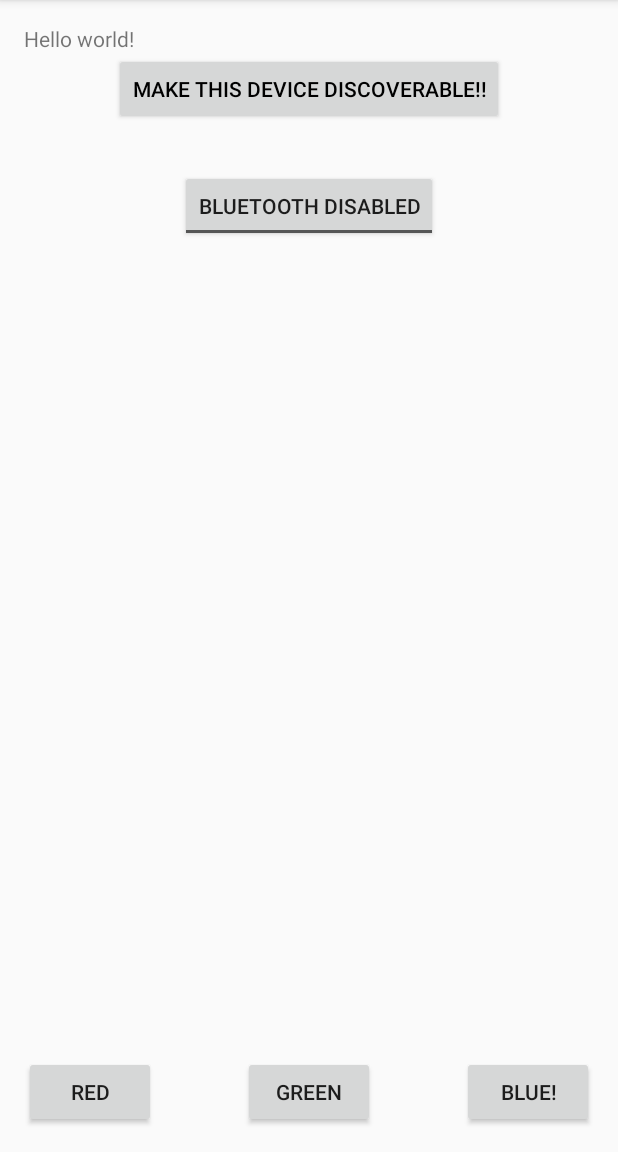
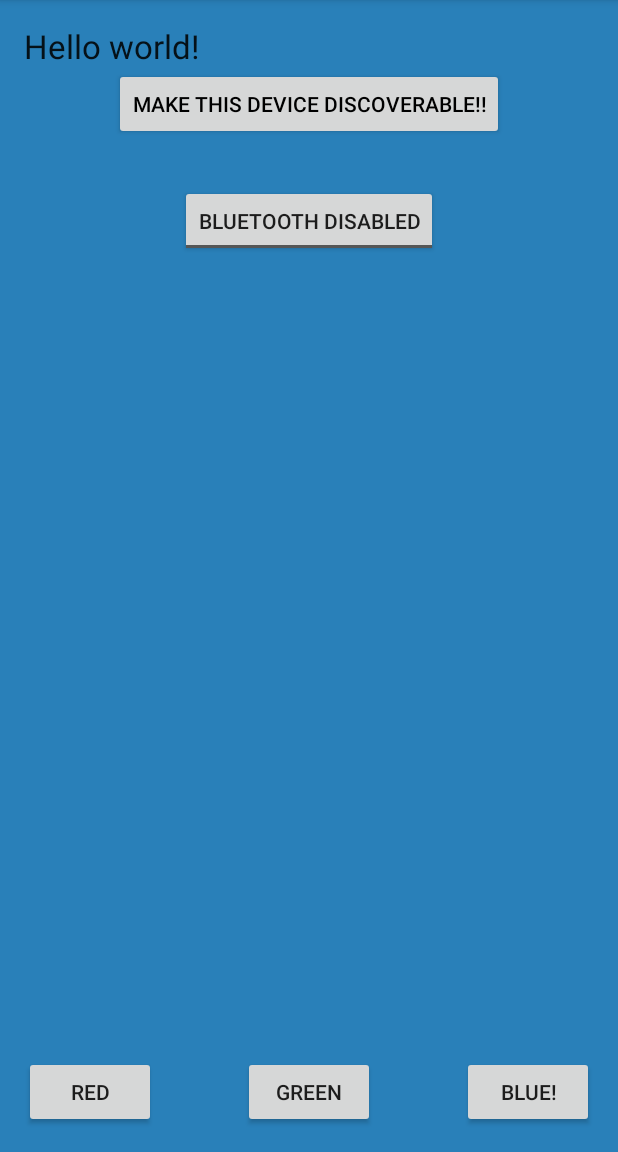
Before and after one commit to samcorcoran/CompetitiveColours, an Android app: the screen it shows after launch (MainActivity), in the options menu, after a tap on "Settings", on a phone screen of 412 x 824 dp, the part 84-1236 px from its top. Run offline under Robolectric (Android 15) with nearby library versions, the phone set to English and light mode, and no system bars.

Commit message:
colour button yay
you know

```diff
--- a/CompetitiveColours/app/src/main/java/uk/wycor/competitivecolours/app/MainActivity.java
+++ b/CompetitiveColours/app/src/main/java/uk/wycor/competitivecolours/app/MainActivity.java
@@ -20,6 +20,10 @@ public class MainActivity extends ActionBarActivity {
     static final int BACKGROUND_BLUE = 0x4;
 
 
+    protected Button button_red;
+    protected Button button_green;
+    protected Button button_blue;
+
     @Override
     protected void onCreate(Bundle savedInstanceState) {
         super.onCreate(savedInstanceState);
@@ -31,6 +35,26 @@ public class MainActivity extends ActionBarActivity {
                 //make a thing happen
                 Intent intent_make_discoverable = new Intent(BluetoothAdapter.ACTION_REQUEST_DISCOVERABLE);
                 startActivityForResult(intent_make_discoverable, MAKE_DISCOVERABLE_REQUEST);
+            }
+        });
+
+        button_red = (Button) findViewById(R.id.button_red);
+        button_green = (Button) findViewById(R.id.button_green);
+        button_blue = (Button) findViewById(R.id.button_blue);
+
+        button_red.setOnClickListener(new View.OnClickListener() {
+            public void onClick(View v) {
+                setBackgroundRed();
+            }
+        });
+        button_green.setOnClickListener(new View.OnClickListener() {
+            public void onClick(View v) {
+                setBackgroundGreen();
+            }
+        });
+        button_blue.setOnClickListener(new View.OnClickListener() {
+            public void onClick(View v) {
+                setBackgroundBlue();
             }
         });
     }
--- a/CompetitiveColours/app/src/main/res/layout/activity_main.xml
+++ b/CompetitiveColours/app/src/main/res/layout/activity_main.xml
@@ -13,7 +13,8 @@
         android:text="@string/hello_world"
         android:layout_width="wrap_content"
         android:layout_height="wrap_content"
-        android:id="@+id/textView" />
+        android:id="@+id/textView"
+        android:textAppearance="@android:style/TextAppearance.Large" />
 
     <Button
         android:layout_width="wrap_content"
```
